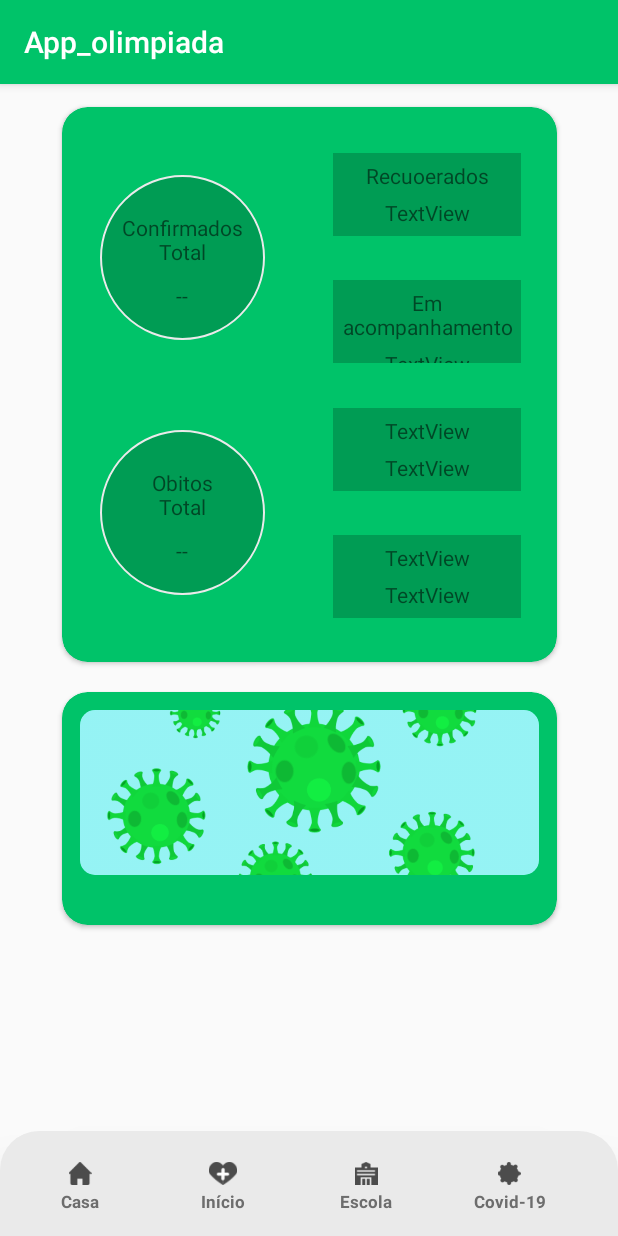
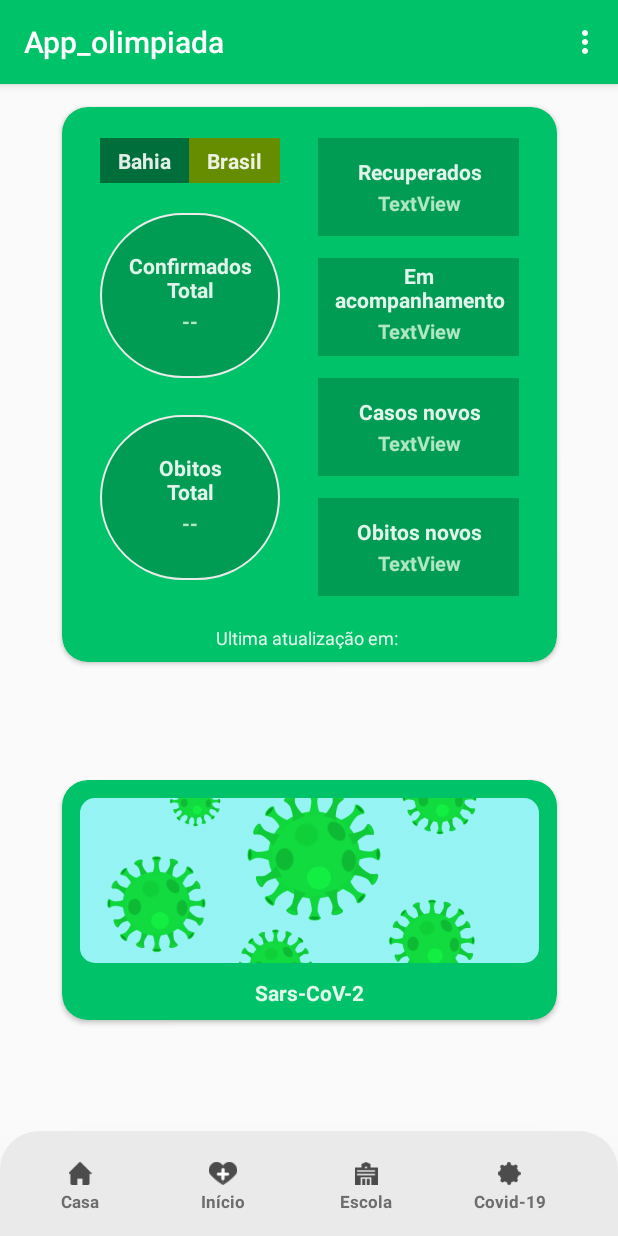
Before and after one commit to Sergivaldo/icovid, an Android app: the screen it shows after launch (tela_covid), on a phone screen of 412 x 824 dp. Run offline under Robolectric (Android 15) with nearby library versions, the phone set to English and light mode, and no system bars; our stand-ins replace Firebase (no records; nobody signed in at launch, a user with empty details on screens opened directly); 7 statements that could not run were skipped.

Commit message:
27/10/2020
DB e options menu

```diff
--- a/app/build.gradle
+++ b/app/build.gradle
@@ -1,4 +1,5 @@
 apply plugin: 'com.android.application'
+apply plugin: 'com.google.gms.google-services'
 
 android {
     compileSdkVersion 30
@@ -27,6 +28,7 @@ dependencies {
     implementation 'androidx.appcompat:appcompat:1.2.0'
     implementation 'androidx.constraintlayout:constraintlayout:2.0.1'
     implementation 'androidx.cardview:cardview:1.0.0'
+    implementation 'com.google.firebase:firebase-database:16.0.4'
     testImplementation 'junit:junit:4.12'
     androidTestImplementation 'androidx.test.ext:junit:1.1.2'
     androidTestImplementation 'androidx.test.espresso:espresso-core:3.3.0'
--- a/app/src/main/java/com/example/app_olimpiada/tela_covid.java
+++ b/app/src/main/java/com/example/app_olimpiada/tela_covid.java
@@ -1,14 +1,108 @@
 package com.example.app_olimpiada;
 
+import androidx.annotation.NonNull;
 import androidx.appcompat.app.AppCompatActivity;
 
+import android.annotation.SuppressLint;
 import android.os.Bundle;
+import android.util.Log;
+import android.view.Menu;
+import android.view.MenuInflater;
+import android.view.View;
+import android.widget.TextView;
 
+import com.google.firebase.database.DataSnapshot;
+import com.google.firebase.database.DatabaseError;
+import com.google.firebase.database.DatabaseReference;
+import com.google.firebase.database.FirebaseDatabase;
+import com.google.firebase.database.ValueEventListener;
+
+import java.util.ArrayList;
+import java.text.NumberFormat;
 public class tela_covid extends AppCompatActivity {
+    ArrayList<String> brazil_data = new ArrayList<>();
+    ArrayList<String> date_time_updated = new ArrayList<>();
 
     @Override
     protected void onCreate(Bundle savedInstanceState) {
         super.onCreate(savedInstanceState);
         setContentView(R.layout.activity_tela_covid);
+        final TextView n_cT = findViewById(R.id.n_confirmados_total);
+        final TextView n_oT = findViewById(R.id.n_obitos_total);
+        final TextView n_rec = findViewById(R.id.n_recuperados);
+        final TextView n_eA = findViewById(R.id.n_acompanhamento);
+        final TextView n_cN = findViewById(R.id.n_casos_novos);
+        final TextView n_oN = findViewById(R.id.n_obitos_novos);
+        final TextView date_time = findViewById(R.id.hora_atualizacao);
+
+        FirebaseDatabase database = FirebaseDatabase.getInstance();
+        DatabaseReference brazil_ref = database.getReference().child("brasil");
+        DatabaseReference date_time_updated_ref = database.getReference().child("data_hora_atualizacao");
+        DatabaseReference bahia_ref = database.getReference().child("bahia");
+
+        date_time_updated_ref.addValueEventListener(new ValueEventListener() {
+            @Override
+            public void onDataChange(@NonNull DataSnapshot dataSnapshot) {
+                for (DataSnapshot snapshot : dataSnapshot.getChildren()){
+                    date_time_updated.add(snapshot.getValue().toString());
+                }
+
+                date_time.setText("Última atualização: " + date_time_updated.get(0) + "     " +" Horário: "+ date_time_updated.get(1));
+            }
+
+            @Override
+            public void onCancelled(@NonNull DatabaseError databaseError) {
+
+            }
+        });
+
+        brazil_ref.addValueEventListener(new ValueEventListener() {
+            @Override
+            public void onDataChange(@NonNull DataSnapshot dataSnapshot) {
+                for(DataSnapshot snapshot : dataSnapshot.getChildren()){
+                    brazil_data.add(snapshot.getValue().toString());
+
+                }
+                n_cN.setText(NumberFormat.getIntegerInstance().format(Integer.parseInt(brazil_data.get(0))));
+                n_cT.setText(NumberFormat.getIntegerInstance().format(Integer.parseInt(brazil_data.get(1))));
+                n_eA.setText(NumberFormat.getIntegerInstance().format(Integer.parseInt(brazil_data.get(2))));
+                n_oN.setText(NumberFormat.getIntegerInstance().format(Integer.parseInt(brazil_data.get(3))));
+                n_oT.setText(NumberFormat.getIntegerInstance().format(Integer.parseInt(brazil_data.get(4))));
+                n_rec.setText(NumberFormat.getIntegerInstance().format(Integer.parseInt(brazil_data.get(5))));
+
+            }
+
+            @Override
+            public void onCancelled(@NonNull DatabaseError databaseError) {
+
+            }
+        });
+
+
+    }
+
+
+    @Override
+    public boolean onCreateOptionsMenu(Menu menu) {
+        MenuInflater inflater = getMenuInflater();
+        inflater.inflate(R.menu.options_menu,menu);
+        return true;
+    }
+
+
+    public void set_info(View view) {
+        TextView btt_brazil = findViewById(R.id.Brasil);
+        TextView btt_bahia = findViewById(R.id.Bahia);
+
+        if (view == btt_bahia){
+            btt_bahia.setBackgroundResource(R.color.clicado);
+            btt_brazil.setBackgroundResource(R.color.fundo_pais_estado);
+        }else{
+            btt_bahia.setBackgroundResource(R.color.fundo_pais_estado);
+            btt_brazil.setBackgroundResource(R.color.clicado);
+
+        }
+
+
     }
 }
--- a/app/src/main/res/layout/activity_tela_covid.xml
+++ b/app/src/main/res/layout/activity_tela_covid.xml
@@ -5,8 +5,8 @@
     android:layout_width="match_parent"
     android:layout_height="match_parent"
     tools:context=".tela_covid">
-
     <LinearLayout
+        android:id="@+id/nav_menu"
         android:paddingTop="15dp"
         android:paddingLeft="23dp"
         android:layout_width="0dp"
@@ -24,8 +24,9 @@
         <LinearLayout
             android:layout_width="60dp"
             android:layout_height="wrap_content"
-            android:clickable="false"
-            android:orientation="vertical">
+            android:clickable="true"
+            android:orientation="vertical"
+            >
 
             <ImageView
                 android:id="@+id/icone_casa"
@@ -51,7 +52,8 @@
             android:layout_marginLeft="35dp"
             android:layout_width="60dp"
             android:layout_height="wrap_content"
-            android:orientation="vertical">
+            android:orientation="vertical"
+            android:clickable="true">
             <ImageView
                 android:layout_marginTop="5dp"
                 android:id="@+id/icone_inicio"
@@ -76,7 +78,8 @@
             android:layout_marginLeft="35dp"
             android:layout_width="60dp"
             android:layout_height="wrap_content"
-            android:orientation="vertical">
+            android:orientation="vertical"
+            android:clickable="true">
             <ImageView
                 android:layout_marginTop="5dp"
                 android:id="@+id/icone_escola"
@@ -101,7 +104,8 @@
             android:layout_marginLeft="35dp"
             android:layout_width="60dp"
             android:layout_height="wrap_content"
-            android:orientation="vertical">
+            android:orientation="vertical"
+            android:clickable="true">
 
             <ImageView
                 android:id="@+id/icone_covid"
@@ -128,7 +132,7 @@
     <androidx.cardview.widget.CardView
         android:id="@+id/cardView8"
         android:layout_width="330dp"
-        android:layout_height="155dp"
+        android:layout_height="160dp"
         app:cardBackgroundColor="@color/verde"
         app:cardCornerRadius="17dp"
         app:contentPadding="12dp"
@@ -157,10 +161,12 @@
 
         <TextView
             android:id="@+id/textView"
-            android:layout_marginTop="127dp"
+            android:layout_marginTop="120dp"
             android:layout_width="match_parent"
             android:layout_height="wrap_content"
-            android:text="Descrição"
+            android:textColor="@color/branco"
+            android:textStyle="bold"
+            android:text="Sars-CoV-2"
             android:textAlignment="center"/>
 
     </androidx.cardview.widget.CardView>
@@ -178,14 +184,17 @@
         app:layout_constraintLeft_toLeftOf="parent"
         app:layout_constraintRight_toRightOf="parent"
         app:contentPaddingLeft="25dp"
+        app:contentPaddingRight="25dp"
         app:contentPaddingTop="5dp">
 
         <LinearLayout
-            android:layout_marginTop="40dp"
-            android:layout_width="110dp"
+            android:layout_marginTop="65dp"
+            android:paddingHorizontal="13dp"
+            android:layout_width="120dp"
             android:layout_height="110dp"
             android:background="@drawable/bg_info_covid_1"
             android:orientation="vertical"
+
             >
 
 
@@ -194,23 +203,28 @@
                 android:id="@+id/textView5"
                 android:layout_width="match_parent"
                 android:layout_height="wrap_content"
+                android:textStyle="bold"
                 android:text="Confirmados Total"
+                android:textColor="@color/branco"
                 android:textAlignment="center"
                 />
 
             <TextView
-                android:layout_marginTop="10dp"
-                android:id="@+id/textView6"
+                android:layout_marginTop="2dp"
+                android:id="@+id/n_confirmados_total"
                 android:layout_width="match_parent"
                 android:layout_height="wrap_content"
                 android:text="--"
+                android:textSize="13sp"
+                android:textColor="@color/numeros_painel"
                 android:textAlignment="center"
+                android:textStyle="bold"
                 />
         </LinearLayout>
 
         <LinearLayout
-            android:layout_marginTop="210dp"
-            android:layout_width="110dp"
+            android:layout_marginTop="200dp"
+            android:layout_width="120dp"
             android:layout_height="110dp"
             android:background="@drawable/bg_info_covid_1"
             android:orientation="vertical">
@@ -220,128 +234,204 @@
                 android:id="@+id/textView7"
                 android:layout_width="match_parent"
                 android:layout_height="wrap_content"
+                android:textStyle="bold"
                 android:text="Obitos\nTotal"
+                android:textColor="@color/branco"
                 android:textAlignment="center"
                 />
 
             <TextView
-                android:layout_marginTop="10dp"
-                android:id="@+id/textView8"
+                android:layout_marginTop="2dp"
+                android:id="@+id/n_obitos_total"
                 android:layout_width="match_parent"
                 android:layout_height="wrap_content"
                 android:text="--"
+                android:textSize="13sp"
+                android:textColor="@color/numeros_painel"
+                android:textStyle="bold"
                 android:textAlignment="center"
                 />
         </LinearLayout>
 
         <LinearLayout
-            android:layout_marginTop="25dp"
-            android:layout_marginLeft="155dp"
+            android:layout_marginTop="15dp"
+            android:layout_marginLeft="145dp"
+            android:paddingTop="5dp"
             android:background="@color/verde_escuro"
-            android:layout_width="125dp"
-            android:layout_height="55dp"
+            android:layout_width="135dp"
+            android:layout_height="65dp"
             android:orientation="vertical"
+
             >
 
 
             <TextView
-                android:layout_marginTop="5dp"
+                android:layout_marginTop="7dp"
                 android:id="@+id/textView9"
                 android:layout_width="match_parent"
                 android:layout_height="wrap_content"
-                android:text="Recuoerados"
+                android:textStyle="bold"
+                android:text="Recuperados"
+                android:textColor="@color/branco"
                 android:textAlignment="center"
                 />
 
             <TextView
-                android:layout_marginTop="5dp"
-                android:id="@+id/textView10"
+                android:layout_marginTop="2dp"
+                android:id="@+id/n_recuperados"
                 android:layout_width="match_parent"
                 android:layout_height="wrap_content"
                 android:text="TextView"
+                android:textSize="13sp"
+                android:textColor="@color/numeros_painel"
+                android:textStyle="bold"
                 android:textAlignment="center"
                 />
         </LinearLayout>
 
         <LinearLayout
-            android:layout_marginTop="110dp"
-            android:layout_marginLeft="155dp"
+            android:layout_marginTop="95dp"
+            android:layout_marginLeft="145dp"
             android:background="@color/verde_escuro"
-            android:layout_width="125dp"
-            android:layout_height="55dp"
+            android:layout_width="135dp"
+            android:layout_height="65dp"
             android:orientation="vertical">
 
             <TextView
-                android:layout_marginTop="5dp"
+                android:layout_marginTop="2dp"
                 android:id="@+id/textView11"
                 android:layout_width="match_parent"
                 android:layout_height="wrap_content"
+                android:textStyle="bold"
                 android:text="Em acompanhamento"
+                android:textColor="@color/branco"
                 android:textAlignment="center"
                 />
 
             <TextView
-                android:layout_marginTop="5dp"
-                android:id="@+id/textView12"
+                android:layout_marginTop="2dp"
+                android:id="@+id/n_acompanhamento"
                 android:layout_width="match_parent"
                 android:layout_height="wrap_content"
                 android:text="TextView"
+                android:textSize="13sp"
+                android:textColor="@color/numeros_painel"
+                android:textStyle="bold"
                 android:textAlignment="center"
                 />
         </LinearLayout>
 
         <LinearLayout
-            android:layout_marginTop="195dp"
-            android:layout_marginLeft="155dp"
+            android:layout_marginTop="175dp"
+            android:layout_marginLeft="145dp"
+            android:paddingTop="5dp"
             android:background="@color/verde_escuro"
-            android:layout_width="125dp"
-            android:layout_height="55dp"
+            android:layout_width="135dp"
+            android:layout_height="65dp"
             android:orientation="vertical">
             <TextView
-                android:layout_marginTop="5dp"
+                android:layout_marginTop="7dp"
                 android:id="@+id/textView13"
                 android:layout_width="match_parent"
                 android:layout_height="wrap_content"
-                android:text="TextView"
+                android:textStyle="bold"
+                android:text="Casos novos"
+                android:textColor="@color/branco"
                 android:textAlignment="center"
                 />
 
             <TextView
-                android:layout_marginTop="5dp"
-                android:id="@+id/textView14"
+                android:layout_marginTop="2dp"
+                android:id="@+id/n_casos_novos"
                 android:layout_width="match_parent"
                 android:layout_height="wrap_content"
                 android:text="TextView"
+                android:textSize="13sp"
+                android:textColor="@color/numeros_painel"
+                android:textStyle="bold"
                 android:textAlignment="center"
                 />
         </LinearLayout>
 
         <LinearLayout
-            android:layout_marginTop="280dp"
-            android:layout_marginLeft="155dp"
+            android:layout_marginTop="255dp"
+            android:layout_marginLeft="145dp"
+            android:paddingTop="5dp"
             android:background="@color/verde_escuro"
-            android:layout_width="125dp"
-            android:layout_height="55dp"
+            android:layout_width="135dp"
+            android:layout_height="65dp"
             android:orientation="vertical">
 
             <TextView
-                android:layout_marginTop="5dp"
+                android:layout_marginTop="7dp"
                 android:id="@+id/textView15"
                 android:layout_width="match_parent"
                 android:layout_height="wrap_content"
-                android:text="TextView"
+                android:textStyle="bold"
+                android:text="Obitos novos"
+                android:textColor="@color/branco"
                 android:textAlignment="center"
                 />
 
             <TextView
-                android:layout_marginTop="5dp"
-                android:id="@+id/textView16"
+                android:layout_marginTop="2dp"
+                android:id="@+id/n_obitos_novos"
                 android:layout_width="match_parent"
                 android:layout_height="wrap_content"
                 android:text="TextView"
+                android:textSize="13sp"
+                android:textColor="@color/numeros_painel"
+                android:textStyle="bold"
                 android:textAlignment="center"
+
                 />
         </LinearLayout>
+        <TextView
+            android:id="@+id/hora_atualizacao"
+            android:layout_marginTop="340dp"
+            android:layout_width="match_parent"
+            android:layout_height="wrap_content"
+            android:textAlignment="center"
+            android:textColor="@color/branco"
+            android:textSize="12sp"
+            android:text="Ultima atualização em: "
+            />
+
+        <LinearLayout
+            android:layout_marginTop="15dp"
+            android:layout_width="120dp"
+            android:layout_height="30dp"
+            android:background="@color/fundo_pais_estado"
+            android:orientation="horizontal">
+
+            <TextView
+                android:id="@+id/Bahia"
+                android:layout_width="wrap_content"
+                android:layout_height="match_parent"
+                android:layout_weight="1"
+                android:onClick="set_info"
+                android:clickable="true"
+                android:paddingTop="5dp"
+                android:text="Bahia"
+                android:textAlignment="center"
+                android:textColor="@color/branco"
+                android:textStyle="bold" />
+
+            <TextView
+                android:id="@+id/Brasil"
+                android:layout_width="wrap_content"
+                android:layout_height="match_parent"
+                android:layout_weight="1"
+                android:background="@color/clicado"
+                android:clickable="true"
+                android:onClick="set_info"
+                android:paddingTop="5dp"
+                android:text="Brasil"
+                android:textAlignment="center"
+                android:textColor="@color/branco"
+                android:textStyle="bold" />
+        </LinearLayout>
+
     </androidx.cardview.widget.CardView>
 
 
--- /dev/null
+++ b/app/src/main/res/menu/options_menu.xml
@@ -0,0 +1,12 @@
+<?xml version="1.0" encoding="utf-8"?>
+<menu xmlns:android="http://schemas.android.com/apk/res/android"
+    xmlns:app="http://schemas.android.com/apk/res-auto">
+    <item
+        android:id="@+id/sobre"
+        android:title="Sobre"
+        app:showAsAction="never"/>
+    <item
+        android:id="@+id/ajuda"
+        android:title="Ajuda"
+        app:showAsAction="never"/>
+</menu>
--- a/app/src/main/res/values/colors.xml
+++ b/app/src/main/res/values/colors.xml
@@ -2,7 +2,10 @@
 <resources>
     <color name="verde">#00C369</color>
     <color name="verde_escuro">#009C54</color>
-    <color name="branco">#FFFFFF</color>
+    <color  name="branco">#E1FFFFFF</color>
     <color name="cinza">#EAEAEA</color>
     <color name="cinza_escuro">#6D6D6D</color>
+    <color name="numeros_painel">#B0E6C3</color>
+    <color name="fundo_pais_estado">#006E3B</color>
+    <color name="clicado">#668C00</color>
 </resources>
--- a/build.gradle
+++ b/build.gradle
@@ -6,6 +6,7 @@ buildscript {
     }
     dependencies {
         classpath "com.android.tools.build:gradle:4.0.1"
+        classpath 'com.google.gms:google-services:4.2.0'
 
         // NOTE: Do not place your application dependencies here; they belong
         // in the individual module build.gradle files
```
Also changed, not shown: 1 other file.
